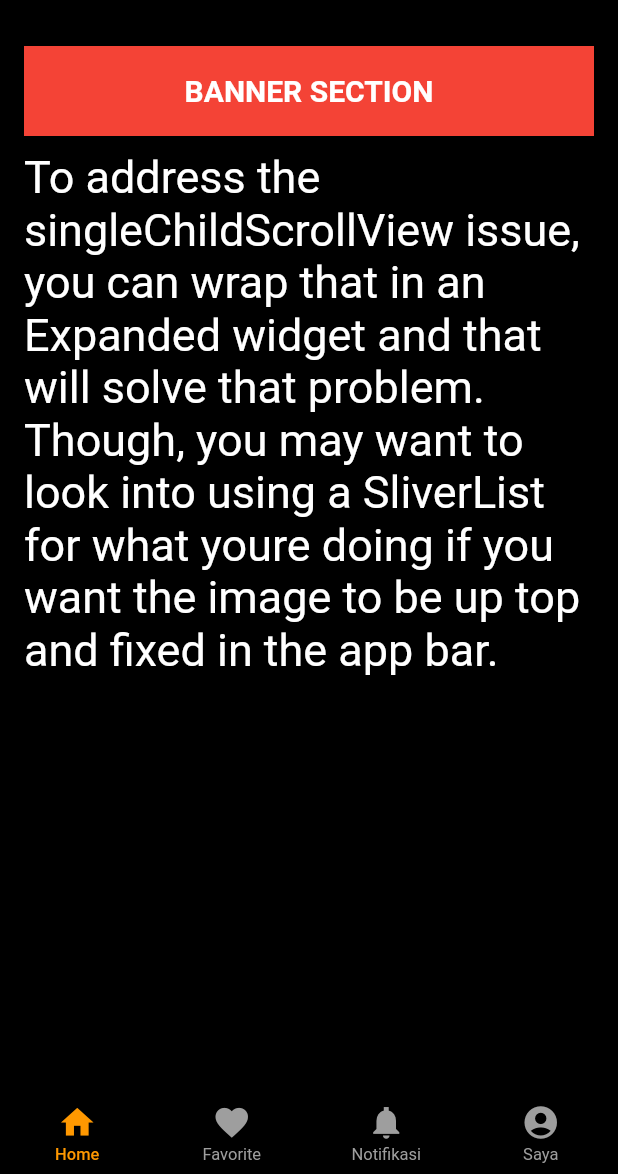
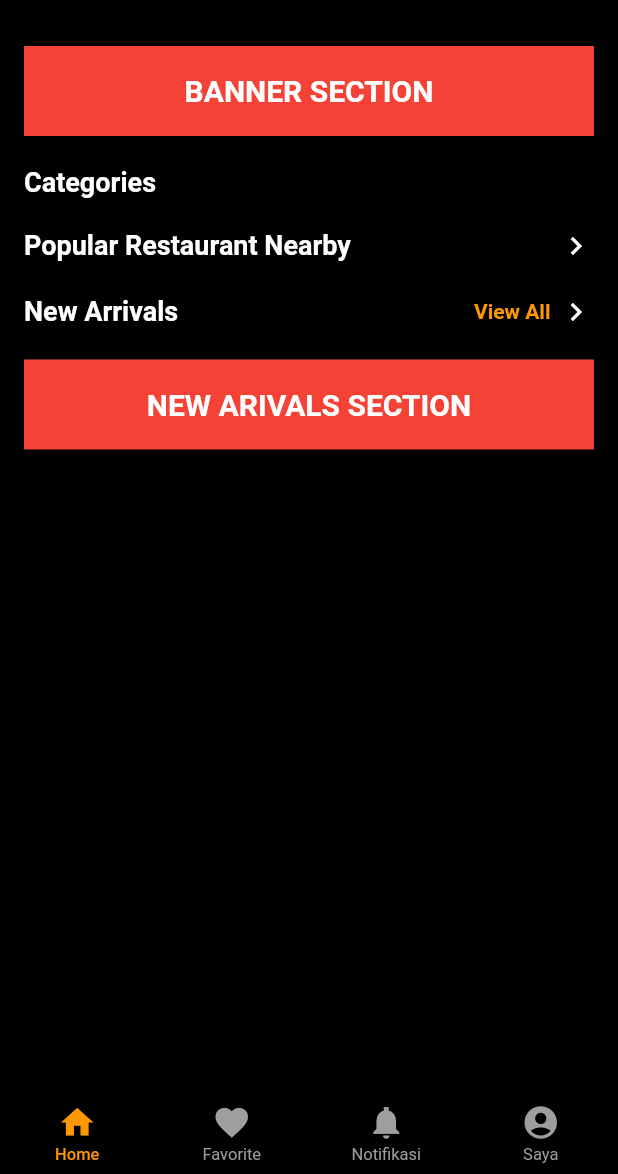
Before and after one commit to verdipratama/foodie, a Flutter app: the screen it shows after launch, on a phone screen of 412 x 824 dp, the part 62-1236 px from its top. Run offline on Flutter 3.47's test engine with Material 2 defaults, Android fonts, the phone set to English and light mode, and no system bars; our stand-ins replace easy_splash_screen, google_fonts.

Commit message:
clean up: performance update

```diff
--- a/lib/modules/home/foodie_home_page.dart
+++ b/lib/modules/home/foodie_home_page.dart
@@ -29,91 +29,82 @@ class FoodieHomePage extends StatelessWidget {
               ),
             ],
           ),
-
-          const Expanded(
-            child: SingleChildScrollView(
-              padding: EdgeInsets.only(top: 10, bottom: 10),
-              child: Text(
-                'To address the singleChildScrollView issue, you can wrap that in an Expanded widget and that will solve that problem. Though, you may want to look into using a SliverList for what youre doing if you want the image to be up top and fixed in the app bar.',
-                style: TextStyle(fontSize: 30.0),
-              ),
+          const SizedBox(height: 20.0),
+          const Text(
+            'Categories',
+            style: TextStyle(
+              color: Colors.white,
+              fontWeight: FontWeight.bold,
+              fontSize: 18.0,
             ),
           ),
-          // const Text(
-          //   'Categories',
-          //   style: TextStyle(
-          //     color: Colors.white,
-          //     fontWeight: FontWeight.bold,
-          //     fontSize: 18.0,
-          //   ),
-          // ),
-          // const SizedBox(height: 20.0),
-          // Row(
-          //   mainAxisAlignment: MainAxisAlignment.spaceBetween,
-          //   children: const [
-          //     Text(
-          //       'Popular Restaurant Nearby',
-          //       style: TextStyle(
-          //         color: Colors.white,
-          //         fontWeight: FontWeight.bold,
-          //         fontSize: 18.0,
-          //       ),
-          //     ),
-          //     Icon(Icons.keyboard_arrow_right_sharp),
-          //   ],
-          // ),
-          // Container(
-          //   margin: const EdgeInsets.symmetric(vertical: 20.0),
-          //   child: Row(
-          //     mainAxisAlignment: MainAxisAlignment.spaceBetween,
-          //     children: [
-          //       const Text(
-          //         'New Arrivals',
-          //         style: TextStyle(
-          //           color: Colors.white,
-          //           fontWeight: FontWeight.bold,
-          //           fontSize: 18.0,
-          //         ),
-          //       ),
-          //       Expanded(
-          //         child: Row(
-          //           mainAxisAlignment: MainAxisAlignment.end,
-          //           children: const [
-          //             Text(
-          //               'View All',
-          //               style: TextStyle(
-          //                 fontSize: 14.0,
-          //                 fontWeight: FontWeight.bold,
-          //                 color: Colors.orange,
-          //               ),
-          //             ),
-          //             SizedBox(width: 5.0),
-          //             Icon(Icons.keyboard_arrow_right_sharp),
-          //           ],
-          //         ),
-          //       ),
-          //     ],
-          //   ),
-          // ),
-          // Row(
-          //   children: [
-          //     Expanded(
-          //       child: Container(
-          //         alignment: Alignment.center,
-          //         height: 60.0,
-          //         color: Colors.red,
-          //         child: const Text(
-          //           'NEW ARIVALS SECTION',
-          //           textAlign: TextAlign.center,
-          //           style: TextStyle(
-          //             fontSize: 20,
-          //             fontWeight: FontWeight.bold,
-          //           ),
-          //         ),
-          //       ),
-          //     ),
-          //   ],
-          // ),
+          const SizedBox(height: 20.0),
+          Row(
+            mainAxisAlignment: MainAxisAlignment.spaceBetween,
+            children: const [
+              Text(
+                'Popular Restaurant Nearby',
+                style: TextStyle(
+                  color: Colors.white,
+                  fontWeight: FontWeight.bold,
+                  fontSize: 18.0,
+                ),
+              ),
+              Icon(Icons.keyboard_arrow_right_sharp),
+            ],
+          ),
+          Container(
+            margin: const EdgeInsets.symmetric(vertical: 20.0),
+            child: Row(
+              mainAxisAlignment: MainAxisAlignment.spaceBetween,
+              children: [
+                const Text(
+                  'New Arrivals',
+                  style: TextStyle(
+                    color: Colors.white,
+                    fontWeight: FontWeight.bold,
+                    fontSize: 18.0,
+                  ),
+                ),
+                Expanded(
+                  child: Row(
+                    mainAxisAlignment: MainAxisAlignment.end,
+                    children: const [
+                      Text(
+                        'View All',
+                        style: TextStyle(
+                          fontSize: 14.0,
+                          fontWeight: FontWeight.bold,
+                          color: Colors.orange,
+                        ),
+                      ),
+                      SizedBox(width: 5.0),
+                      Icon(Icons.keyboard_arrow_right_sharp),
+                    ],
+                  ),
+                ),
+              ],
+            ),
+          ),
+          Row(
+            children: [
+              Expanded(
+                child: Container(
+                  alignment: Alignment.center,
+                  height: 60.0,
+                  color: Colors.red,
+                  child: const Text(
+                    'NEW ARIVALS SECTION',
+                    textAlign: TextAlign.center,
+                    style: TextStyle(
+                      fontSize: 20,
+                      fontWeight: FontWeight.bold,
+                    ),
+                  ),
+                ),
+              ),
+            ],
+          ),
         ],
       ),
     );
--- a/lib/modules/layouts/foodie_main_layout.dart
+++ b/lib/modules/layouts/foodie_main_layout.dart
@@ -13,14 +13,14 @@ class FoodieMainLayouts extends StatefulWidget {
 }
 
 class _FoodieMainLayoutsState extends State<FoodieMainLayouts> {
-  final List<Widget> _screens = const [
+  final List<Widget> screens = const [
     FoodieHomePage(),
     FoodieFavoritePage(),
     FoodieNotificationPage(),
     FoodieProfilePage(),
   ];
 
-  final List _items = [
+  final List items = [
     {
       "icon": const Icon(Icons.home),
       "label": "Home",
@@ -39,6 +39,12 @@ class _FoodieMainLayoutsState extends State<FoodieMainLayouts> {
     }
   ];
 
+  final List icon = [
+    Icons.search,
+    Icons.map_outlined,
+    Icons.shopping_bag_outlined,
+  ];
+
   int _selectedIndex = 0;
 
   @override
@@ -52,31 +58,17 @@ class _FoodieMainLayoutsState extends State<FoodieMainLayouts> {
           width: 100.0,
         ),
         leading: const Icon(Icons.format_align_left_sharp),
-        actions: const [
-          Padding(
-            padding: EdgeInsets.all(5.0),
-            child: Icon(
-              Icons.search,
-            ),
-          ),
-          Padding(
-            padding: EdgeInsets.all(5.0),
-            child: Icon(
-              Icons.map_outlined,
-            ),
-          ),
-          Padding(
-            padding: EdgeInsets.all(5.0),
-            child: Icon(
-              Icons.shopping_bag_outlined,
-            ),
-          ),
-        ],
+        actions: List.generate(icon.length, (index) {
+          return Padding(
+            padding: const EdgeInsets.all(5.0),
+            child: Icon(icon[index]),
+          );
+        }),
       ),
       body: SafeArea(
         child: IndexedStack(
           index: _selectedIndex,
-          children: _screens,
+          children: screens,
         ),
       ),
       bottomNavigationBar: CustomNavbar(
@@ -86,7 +78,7 @@ class _FoodieMainLayoutsState extends State<FoodieMainLayouts> {
             _selectedIndex = value;
           });
         },
-        items: _items,
+        items: items,
       ),
     );
   }
--- /dev/null
+++ b/lib/widgets/appbar_action_items.dart
@@ -0,0 +1,16 @@
+import 'package:flutter/material.dart';
+
+final List icon = [
+  Icons.search,
+  Icons.map_outlined,
+  Icons.shopping_bag_outlined,
+];
+
+List<Widget> actionItems() {
+  return List.generate(icon.length, (index) {
+    return Padding(
+      padding: const EdgeInsets.all(5.0),
+      child: Icon(icon[index]),
+    );
+  });
+}
```
